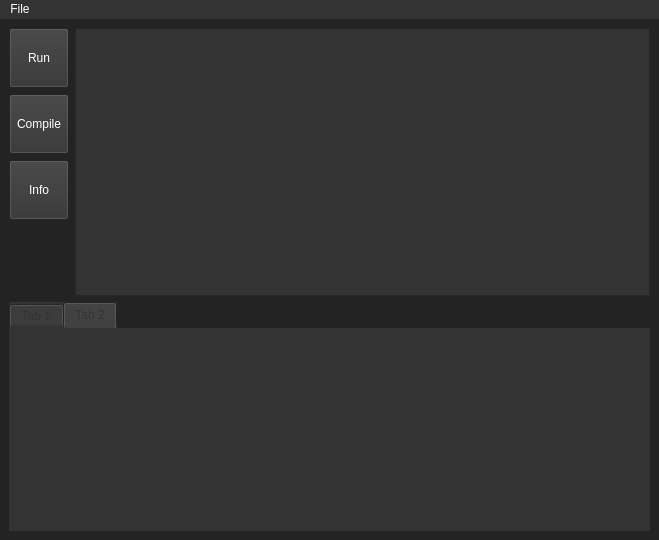
Qt form IDE/window.ui (elesteban-os/TagaPlate) before a commit.
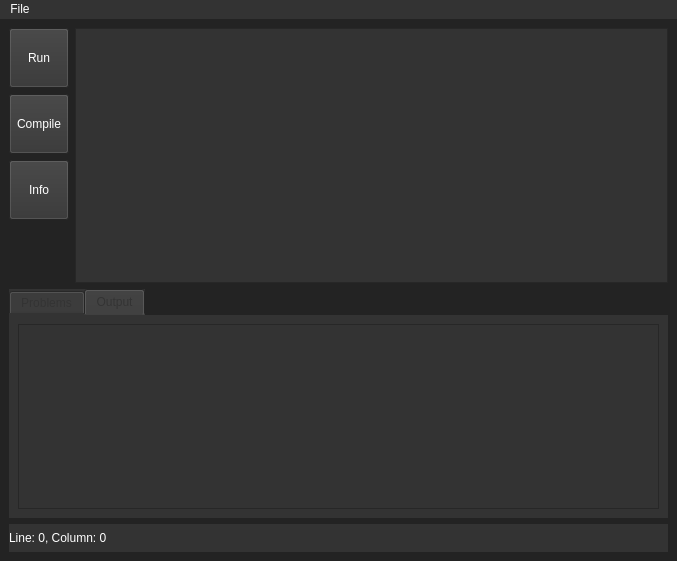
The same form after that commit.

```diff
--- a/IDE/window.ui
+++ b/IDE/window.ui
@@ -6,22 +6,188 @@
    <rect>
     <x>0</x>
     <y>0</y>
-    <width>659</width>
-    <height>540</height>
+    <width>677</width>
+    <height>561</height>
    </rect>
   </property>
   <property name="palette">
    <palette>
-    <active/>
-    <inactive/>
-    <disabled/>
+    <active>
+     <colorrole role="WindowText">
+      <brush brushstyle="SolidPattern">
+       <color alpha="255">
+        <red>255</red>
+        <green>255</green>
+        <blue>255</blue>
+       </color>
+      </brush>
+     </colorrole>
+     <colorrole role="Text">
+      <brush brushstyle="SolidPattern">
+       <color alpha="255">
+        <red>255</red>
+        <green>255</green>
+        <blue>255</blue>
+       </color>
+      </brush>
+     </colorrole>
+     <colorrole role="ButtonText">
+      <brush brushstyle="SolidPattern">
+       <color alpha="255">
+        <red>255</red>
+        <green>255</green>
+        <blue>255</blue>
+       </color>
+      </brush>
+     </colorrole>
+     <colorrole role="Base">
+      <brush brushstyle="SolidPattern">
+       <color alpha="255">
+        <red>35</red>
+        <green>35</green>
+        <blue>35</blue>
+       </color>
+      </brush>
+     </colorrole>
+     <colorrole role="Window">
+      <brush brushstyle="SolidPattern">
+       <color alpha="255">
+        <red>35</red>
+        <green>35</green>
+        <blue>35</blue>
+       </color>
+      </brush>
+     </colorrole>
+     <colorrole role="PlaceholderText">
+      <brush brushstyle="SolidPattern">
+       <color alpha="255">
+        <red>255</red>
+        <green>255</green>
+        <blue>255</blue>
+       </color>
+      </brush>
+     </colorrole>
+    </active>
+    <inactive>
+     <colorrole role="WindowText">
+      <brush brushstyle="SolidPattern">
+       <color alpha="255">
+        <red>255</red>
+        <green>255</green>
+        <blue>255</blue>
+       </color>
+      </brush>
+     </colorrole>
+     <colorrole role="Text">
+      <brush brushstyle="SolidPattern">
+       <color alpha="255">
+        <red>255</red>
+        <green>255</green>
+        <blue>255</blue>
+       </color>
+      </brush>
+     </colorrole>
+     <colorrole role="ButtonText">
+      <brush brushstyle="SolidPattern">
+       <color alpha="255">
+        <red>255</red>
+        <green>255</green>
+        <blue>255</blue>
+       </color>
+      </brush>
+     </colorrole>
+     <colorrole role="Base">
+      <brush brushstyle="SolidPattern">
+       <color alpha="255">
+        <red>35</red>
+        <green>35</green>
+        <blue>35</blue>
+       </color>
+      </brush>
+     </colorrole>
+     <colorrole role="Window">
+      <brush brushstyle="SolidPattern">
+       <color alpha="255">
+        <red>35</red>
+        <green>35</green>
+        <blue>35</blue>
+       </color>
+      </brush>
+     </colorrole>
+     <colorrole role="PlaceholderText">
+      <brush brushstyle="SolidPattern">
+       <color alpha="255">
+        <red>255</red>
+        <green>255</green>
+        <blue>255</blue>
+       </color>
+      </brush>
+     </colorrole>
+    </inactive>
+    <disabled>
+     <colorrole role="WindowText">
+      <brush brushstyle="SolidPattern">
+       <color alpha="255">
+        <red>255</red>
+        <green>255</green>
+        <blue>255</blue>
+       </color>
+      </brush>
+     </colorrole>
+     <colorrole role="Text">
+      <brush brushstyle="SolidPattern">
+       <color alpha="255">
+        <red>255</red>
+        <green>255</green>
+        <blue>255</blue>
+       </color>
+      </brush>
+     </colorrole>
+     <colorrole role="ButtonText">
+      <brush brushstyle="SolidPattern">
+       <color alpha="255">
+        <red>255</red>
+        <green>255</green>
+        <blue>255</blue>
+       </color>
+      </brush>
+     </colorrole>
+     <colorrole role="Base">
+      <brush brushstyle="SolidPattern">
+       <color alpha="255">
+        <red>35</red>
+        <green>35</green>
+        <blue>35</blue>
+       </color>
+      </brush>
+     </colorrole>
+     <colorrole role="Window">
+      <brush brushstyle="SolidPattern">
+       <color alpha="255">
+        <red>35</red>
+        <green>35</green>
+        <blue>35</blue>
+       </color>
+      </brush>
+     </colorrole>
+     <colorrole role="PlaceholderText">
+      <brush brushstyle="SolidPattern">
+       <color alpha="255">
+        <red>255</red>
+        <green>255</green>
+        <blue>255</blue>
+       </color>
+      </brush>
+     </colorrole>
+    </disabled>
    </palette>
   </property>
   <property name="windowTitle">
    <string>MainWindow</string>
   </property>
   <property name="styleSheet">
-   <string notr="true">background-color: rgb(35, 35, 35);</string>
+   <string notr="true">background-color: rgb(35, 35, 35);
+color: rgb(255, 255, 255);</string>
   </property>
   <widget class="QWidget" name="centralwidget">
    <layout class="QGridLayout" name="gridLayout">
@@ -104,7 +270,42 @@
       </property>
      </widget>
     </item>
-    <item row="4" column="0" colspan="4">
+    <item row="0" column="1" rowspan="4" colspan="3">
+     <widget class="QPlainTextEdit" name="plainTextseEdit">
+      <property name="enabled">
+       <bool>false</bool>
+      </property>
+      <property name="sizePolicy">
+       <sizepolicy hsizetype="Preferred" vsizetype="Preferred">
+        <horstretch>0</horstretch>
+        <verstretch>0</verstretch>
+       </sizepolicy>
+      </property>
+      <property name="font">
+       <font>
+        <family>Consolas</family>
+        <pointsize>12</pointsize>
+       </font>
+      </property>
+      <property name="autoFillBackground">
+       <bool>false</bool>
+      </property>
+      <property name="styleSheet">
+       <string notr="true">background-color: rgb(51, 51, 51);
+color: rgb(255, 255, 255);</string>
+      </property>
+      <property name="verticalScrollBarPolicy">
+       <enum>Qt::ScrollBarAsNeeded</enum>
+      </property>
+      <property name="horizontalScrollBarPolicy">
+       <enum>Qt::ScrollBarAsNeeded</enum>
+      </property>
+      <property name="lineWrapMode">
+       <enum>QPlainTextEdit::NoWrap</enum>
+      </property>
+     </widget>
+    </item>
+    <item row="5" column="0" colspan="4">
      <widget class="QTabWidget" name="tabWidget">
       <property name="minimumSize">
        <size>
@@ -265,6 +466,7 @@
       </property>
       <property name="styleSheet">
        <string notr="true">background-color: rgb(51, 51, 51);
+gridline-color: rgb(35, 35, 35);
 border-color: rgb(51, 51, 51);
 color: rgb(51, 51, 51);</string>
       </property>
@@ -277,7 +479,7 @@
 background-color: rgb(51, 51, 51);</string>
        </property>
        <attribute name="title">
-        <string>Tab 1</string>
+        <string>Problems</string>
        </attribute>
        <layout class="QGridLayout" name="gridLayout_3">
         <item row="0" column="0">
@@ -300,8 +502,13 @@
         <string notr="true">background-color: rgb(51, 51, 51);</string>
        </property>
        <attribute name="title">
-        <string>Tab 2</string>
+        <string>Output</string>
        </attribute>
+       <layout class="QGridLayout" name="gridLayout_2">
+        <item row="0" column="0">
+         <widget class="QTextBrowser" name="textBrowser"/>
+        </item>
+       </layout>
       </widget>
      </widget>
     </item>
@@ -329,11 +536,28 @@
       <property name="verticalScrollBarPolicy">
        <enum>Qt::ScrollBarAsNeeded</enum>
       </property>
-      <property name="horizontalScrollBarPolicy">
-       <enum>Qt::ScrollBarAsNeeded</enum>
+     </widget>
+    </item>
+    <item row="6" column="0" colspan="4">
+     <widget class="QLabel" name="label">
+      <property name="minimumSize">
+       <size>
+        <width>0</width>
+        <height>20</height>
+       </size>
       </property>
-      <property name="lineWrapMode">
-       <enum>QPlainTextEdit::NoWrap</enum>
+      <property name="maximumSize">
+       <size>
+        <width>16777215</width>
+        <height>28</height>
+       </size>
+      </property>
+      <property name="styleSheet">
+       <string notr="true">color: rgb(255, 255, 255);
+background-color: rgb(51, 51, 51);</string>
+      </property>
+      <property name="text">
+       <string>Line: 0, Column: 0</string>
       </property>
      </widget>
     </item>
@@ -350,12 +574,14 @@
     <rect>
      <x>0</x>
      <y>0</y>
-     <width>659</width>
+     <width>677</width>
      <height>25</height>
     </rect>
    </property>
    <property name="styleSheet">
     <string notr="true">background-color: rgb(51, 51, 51);
+alternate-background-color: rgb(94, 94, 94);
+selection-background-color: rgb(93, 93, 0);
 color: rgb(255, 255, 255);
 </string>
    </property>
```
Left out of the diff: 122 changed lines with no effect on the pictures.
